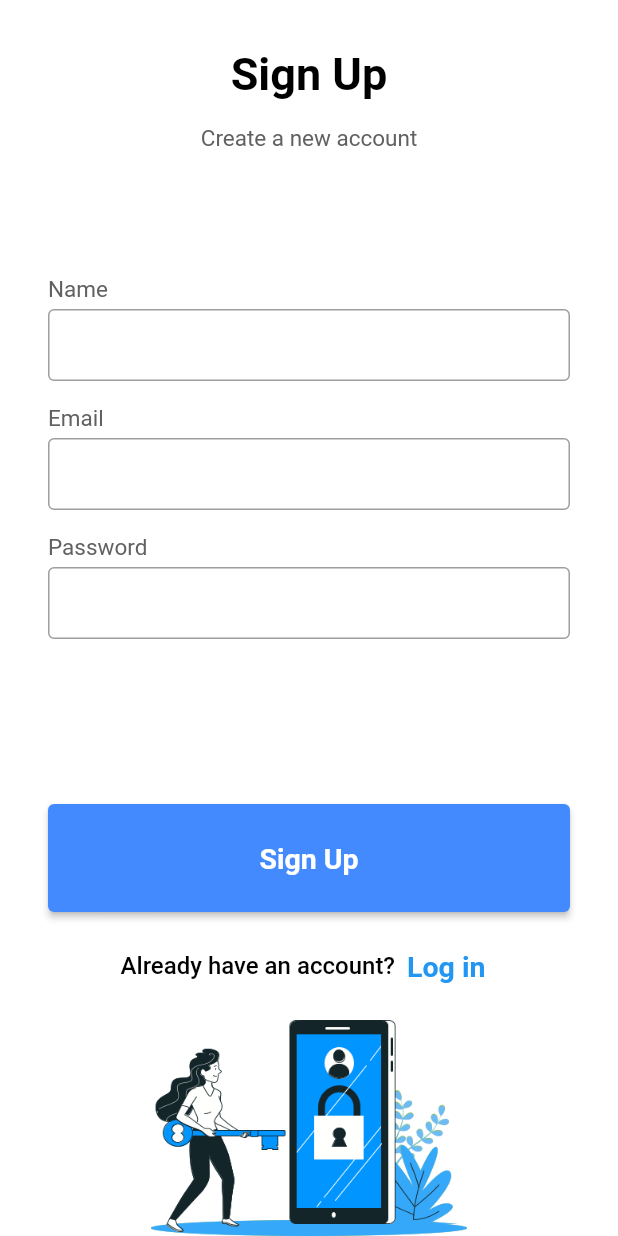
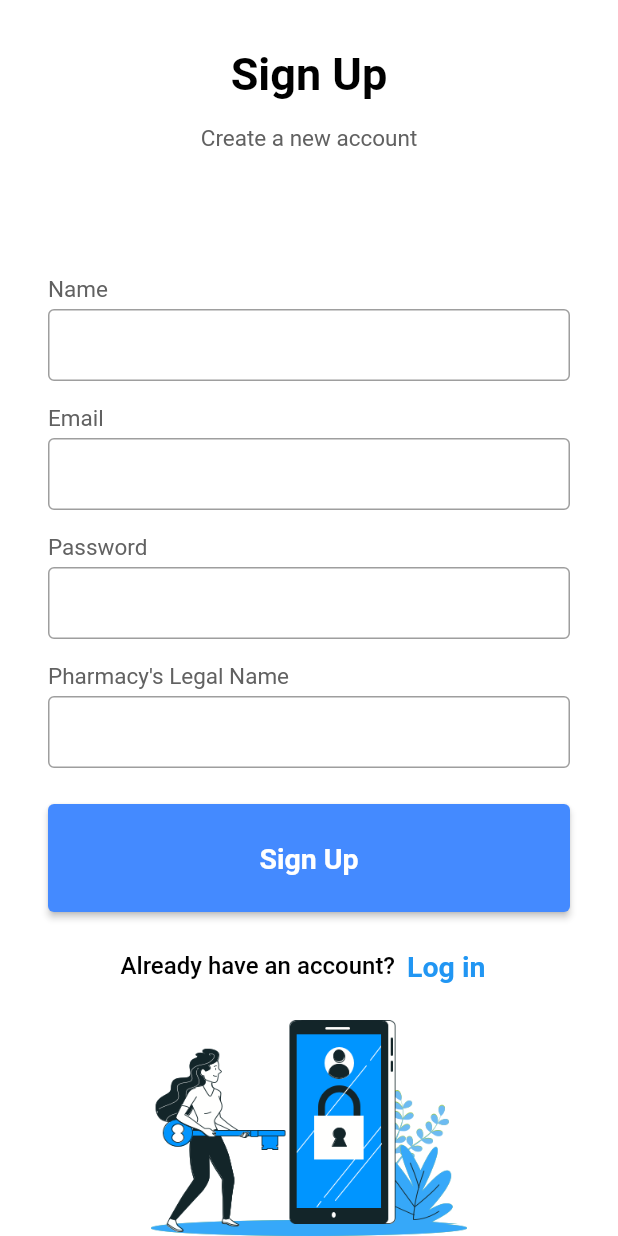
Before and after one commit to ISDP-Project/medical-shop-management, a Flutter app: the screen it shows after launch, on a phone screen of 412 x 824 dp. Run offline on Flutter 3.47's test engine with Material 2 defaults, Android fonts, the phone set to English and light mode, and no system bars; our stand-ins replace bloc, equatable, flutter_bloc, supabase; missing offline and left inert: dart:html, flutter_barcode_scanner; accounts and stored records are empty.

Commit message:
auth table generation on sign up & custom user class

```diff
--- a/lib/authentication/bloc/authentication_bloc.dart
+++ b/lib/authentication/bloc/authentication_bloc.dart
@@ -3,7 +3,6 @@ import 'dart:async';
 import 'package:bloc/bloc.dart';
 import 'package:meta/meta.dart';
 import 'package:equatable/equatable.dart';
-import 'package:supabase/supabase.dart';
 import 'package:authentication_repository/authentication_repository.dart';
 
 part 'authentication_event.dart';
--- a/lib/authentication/bloc/authentication_state.dart
+++ b/lib/authentication/bloc/authentication_state.dart
@@ -5,7 +5,7 @@ enum AuthenticationType { login, signup }
 @immutable
 abstract class AuthenticationState extends Equatable {
   final AuthenticationStatus status;
-  final User? user;
+  final Userr? user;
   final AuthenticationType? authenticationType;
   final bool? showError;
 
@@ -26,7 +26,7 @@ class AuthenticationStateUnknown extends AuthenticationState {
 }
 
 class AuthenticationStateAuthenticated extends AuthenticationState {
-  const AuthenticationStateAuthenticated(User user)
+  const AuthenticationStateAuthenticated(Userr user)
       : super(status: AuthenticationStatus.authenticated, user: user);
 }
 
--- a/lib/authentication/view/signup_page.dart
+++ b/lib/authentication/view/signup_page.dart
@@ -11,6 +11,9 @@ class SignupPage extends StatelessWidget {
   SignupPage({Key? key}) : super(key: key);
 
   final TextEditingController _nameController = TextEditingController();
+  final TextEditingController _pharmacyNameController = TextEditingController();
+  final TextEditingController _pharmacyGstinController =
+      TextEditingController();
   final TextEditingController _emailController = TextEditingController();
   final TextEditingController _passwordController = TextEditingController();
 
@@ -64,6 +67,13 @@ class SignupPage extends StatelessWidget {
                       }
                       return const SizedBox();
                     }),
+                    Expanded(
+                      child: Container(
+                        margin:
+                            const EdgeInsets.only(bottom: kDefaultMargin * 2),
+                        child: ListView(
+                          physics: const BouncingScrollPhysics(),
+                          children: [
                             CustomTextField(
                               label: SignupPageConstants.usernameTextFieldLabel,
                               controller: _nameController,
@@ -80,7 +90,23 @@ class SignupPage extends StatelessWidget {
                               label: SignupPageConstants.passTextFieldLabel,
                               controller: _passwordController,
                               obscureText: true,
-                    )
+                            ),
+                            const Padding(
+                                padding: EdgeInsets.only(top: kDefaultPadding)),
+                            CustomTextField(
+                              label: SignupPageConstants.pharmacyNameLabel,
+                              controller: _pharmacyNameController,
+                            ),
+                            const Padding(
+                                padding: EdgeInsets.only(top: kDefaultPadding)),
+                            CustomTextField(
+                              label: SignupPageConstants.pharmacyGstin,
+                              controller: _pharmacyGstinController,
+                            ),
+                          ],
+                        ),
+                      ),
+                    ),
                   ],
                 ),
               ),
@@ -94,6 +120,8 @@ class SignupPage extends StatelessWidget {
                             email: _emailController.text,
                             password: _passwordController.text,
                             name: _nameController.text,
+                            pharmacyName: _pharmacyNameController.text,
+                            pharmacyGstin: _pharmacyGstinController.text,
                           );
                     },
                     child: Text(
--- a/lib/constants/ui_strings.dart
+++ b/lib/constants/ui_strings.dart
@@ -22,6 +22,8 @@ class SignupPageConstants {
   static const String usernameTextFieldLabel = 'Name';
   static const String emailTextFieldLabel = 'Email';
   static const String passTextFieldLabel = 'Password';
+  static const String pharmacyNameLabel = 'Pharmacy\'s Legal Name';
+  static const String pharmacyGstin = 'GSTIN';
 
   static const String buttonText = 'Sign Up';
   static const String loginText = 'Already have an account?';
--- a/lib/home_page/view/home_page.dart
+++ b/lib/home_page/view/home_page.dart
@@ -14,7 +14,8 @@ class HomePage extends StatelessWidget {
         child: BlocBuilder<AuthenticationBloc, AuthenticationState>(
           builder: (context, state) {
             if (state is AuthenticationStateAuthenticated) {
-              return Text('${state.user!.userMetadata}');
+              return Text(
+                  '${state.user?.name} owns the ${state.user?.pharmacyName}');
             }
 
             return Container();
--- a/packages/authentication_repository/lib/authentication_repository.dart
+++ b/packages/authentication_repository/lib/authentication_repository.dart
@@ -1,3 +1,4 @@
 library authentication_repository;
 
 export 'src/authentication_repository.dart';
+export 'src/userr.dart';
--- /dev/null
+++ b/packages/authentication_repository/lib/src/constants.dart
@@ -0,0 +1,18 @@
+class SqlNamesUsersTable {
+  static const String tableName = 'users_profile';
+  static const String id = 'id';
+  static const String name = 'name';
+  static const String pharmacyId = 'pharmacy_id';
+}
+
+class SqlNamesPharmaciesTable {
+  static const String tableName = 'pharmacies';
+  static const String id = 'id';
+  static const String legalName = 'legal_name';
+  static const String gstin = 'gstin';
+  static const String registeredAt = 'registered_at';
+}
+
+class SqlNamesRpc {
+  static const String fetchUserProfile = 'get_user_profile';
+}
--- /dev/null
+++ b/packages/authentication_repository/lib/src/userr.dart
@@ -0,0 +1,30 @@
+import 'package:supabase/supabase.dart';
+
+class Userr extends User {
+  /*
+  Small extension of the `User` class built inside supabase
+  */
+
+  final String name;
+  final String pharmacyId;
+  final String pharmacyName;
+  final String pharmacyGstin;
+
+  Userr({
+    required this.name,
+    required this.pharmacyId,
+    required this.pharmacyName,
+    required this.pharmacyGstin,
+    required User user,
+  }) : super(
+          updatedAt: user.updatedAt,
+          role: user.role,
+          aud: user.aud,
+          createdAt: user.createdAt,
+          userMetadata: user.userMetadata,
+          email: user.email,
+          appMetadata: user.appMetadata,
+          phone: user.phone,
+          id: user.id,
+        );
+}
--- a/packages/authentication_repository/pubspec.yaml
+++ b/packages/authentication_repository/pubspec.yaml
@@ -8,3 +8,4 @@ environment:
 
 dependencies:
   supabase: ^0.2.15
+  uuid: ^3.0.6
```
Also changed, not shown: packages/authentication_repository/lib/src/authentication_repository.dart (+51 -5 lines), packages/authentication_repository/pubspec.lock, pubspec.lock. Lines whose indentation alone changed are shown as unchanged.
